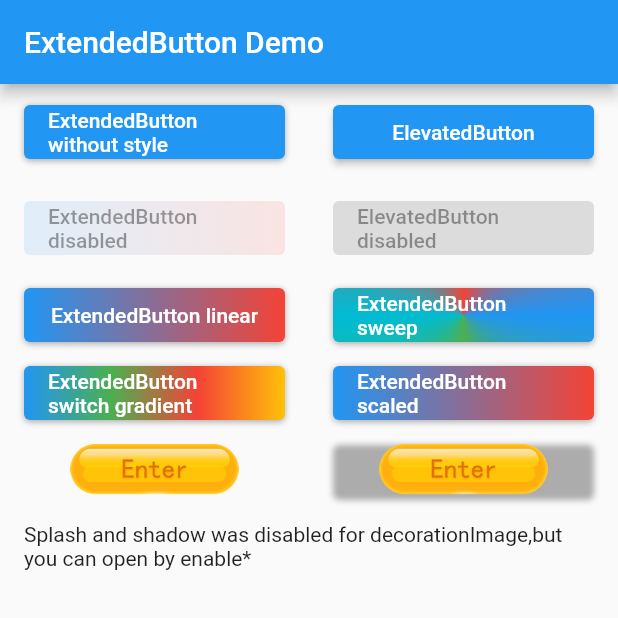
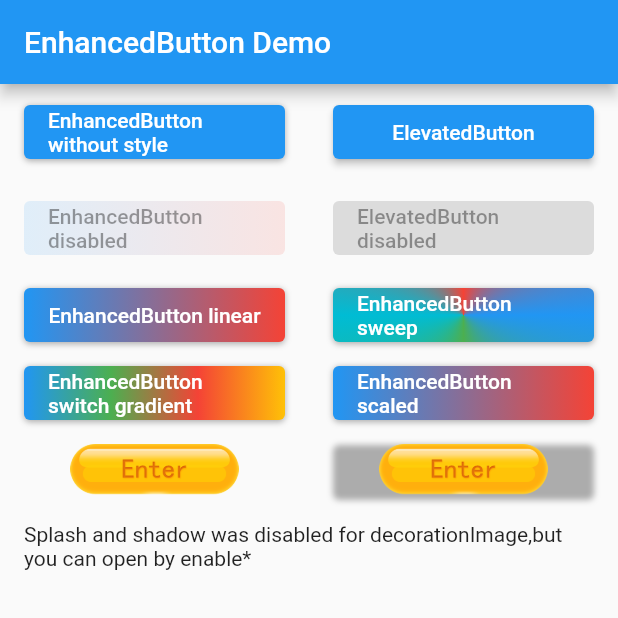
Before and after one commit to shirne/extended_button, a Flutter app: the screen it shows after launch, on a phone screen of 412 x 824 dp, the top half of it. Run offline on Flutter 3.47's test engine with Material 2 defaults, Android fonts, the phone set to English and light mode, and no system bars.

Commit message:
change name

```diff
--- a/example/lib/main.dart
+++ b/example/lib/main.dart
@@ -1,4 +1,4 @@
-import 'package:extended_button/extended_button.dart';
+import 'package:enhanced_button/enhanced_button.dart';
 import 'package:flutter/material.dart';
 
 void main() {
@@ -11,7 +11,7 @@ class MyApp extends StatelessWidget {
   @override
   Widget build(BuildContext context) {
     return MaterialApp(
-      title: 'ExtendedButton Demo',
+      title: 'EnhancedButton Demo',
       theme: ThemeData(
         primarySwatch: Colors.blue,
         visualDensity: VisualDensity.standard,
@@ -28,7 +28,7 @@ class ButtonDemoPage extends StatelessWidget {
   Widget build(BuildContext context) {
     return Scaffold(
       appBar: AppBar(
-        title: const Text('ExtendedButton Demo'),
+        title: const Text('EnhancedButton Demo'),
       ),
       body: Column(
         children: [
@@ -38,9 +38,9 @@ class ButtonDemoPage extends StatelessWidget {
                 child: Padding(
                   padding:
                       const EdgeInsets.symmetric(horizontal: 16, vertical: 8),
-                  child: ExtendedButton(
+                  child: EnhancedButton(
                     onPressed: () {},
-                    child: const Text('ExtendedButton without style'),
+                    child: const Text('EnhancedButton without style'),
                   ),
                 ),
               ),
@@ -62,13 +62,13 @@ class ButtonDemoPage extends StatelessWidget {
                 child: Padding(
                   padding:
                       const EdgeInsets.symmetric(horizontal: 16, vertical: 8),
-                  child: ExtendedButton(
+                  child: EnhancedButton(
                     onPressed: null,
-                    extendedStyle: ExtendedButtonStyle(
+                    enhancedStyle: EnhancedButtonStyle(
                       gradient: MaterialStateProperty.all(const LinearGradient(
                           colors: [Colors.blue, Colors.red])),
                     ),
-                    child: const Text('ExtendedButton disabled'),
+                    child: const Text('EnhancedButton disabled'),
                   ),
                 ),
               ),
@@ -89,13 +89,13 @@ class ButtonDemoPage extends StatelessWidget {
                 child: Padding(
                   padding:
                       const EdgeInsets.symmetric(horizontal: 16, vertical: 8),
-                  child: ExtendedButton(
+                  child: EnhancedButton(
                     onPressed: () {},
-                    extendedStyle: ExtendedButtonStyle(
+                    enhancedStyle: EnhancedButtonStyle(
                       gradient: MaterialStateProperty.all(const LinearGradient(
                           colors: [Colors.blue, Colors.red])),
                     ),
-                    child: const Text('ExtendedButton linear'),
+                    child: const Text('EnhancedButton linear'),
                   ),
                 ),
               ),
@@ -103,9 +103,9 @@ class ButtonDemoPage extends StatelessWidget {
                 child: Padding(
                   padding:
                       const EdgeInsets.symmetric(horizontal: 16, vertical: 8),
-                  child: ExtendedButton(
+                  child: EnhancedButton(
                     onPressed: () {},
-                    extendedStyle: ExtendedButtonStyle(
+                    enhancedStyle: EnhancedButtonStyle(
                       gradient: MaterialStateProperty.all(
                         const SweepGradient(
                           colors: [
@@ -118,7 +118,7 @@ class ButtonDemoPage extends StatelessWidget {
                         ),
                       ),
                     ),
-                    child: const Text('ExtendedButton sweep'),
+                    child: const Text('EnhancedButton sweep'),
                   ),
                 ),
               ),
@@ -130,9 +130,9 @@ class ButtonDemoPage extends StatelessWidget {
                 child: Padding(
                   padding:
                       const EdgeInsets.symmetric(horizontal: 16, vertical: 8),
-                  child: ExtendedButton(
+                  child: EnhancedButton(
                     onPressed: () {},
-                    extendedStyle: ExtendedButtonStyle(
+                    enhancedStyle: EnhancedButtonStyle(
                       gradient: MaterialStateProperty.resolveWith(
                         (state) {
                           if (state.contains(MaterialState.pressed)) {
@@ -159,7 +159,7 @@ class ButtonDemoPage extends StatelessWidget {
                         const Duration(milliseconds: 1000),
                       ),
                     ),
-                    child: const Text('ExtendedButton switch gradient'),
+                    child: const Text('EnhancedButton switch gradient'),
                   ),
                 ),
               ),
@@ -167,9 +167,9 @@ class ButtonDemoPage extends StatelessWidget {
                 child: Padding(
                   padding:
                       const EdgeInsets.symmetric(horizontal: 16, vertical: 8),
-                  child: ExtendedButton(
+                  child: EnhancedButton(
                     onPressed: () {},
-                    extendedStyle: ExtendedButtonStyle(
+                    enhancedStyle: EnhancedButtonStyle(
                       gradient: MaterialStateProperty.all(
                         const LinearGradient(
                           colors: [
@@ -197,7 +197,7 @@ class ButtonDemoPage extends StatelessWidget {
                         return Curves.bounceOut;
                       }),
                     ),
-                    child: const Text('ExtendedButton scaled'),
+                    child: const Text('EnhancedButton scaled'),
                   ),
                 ),
               ),
@@ -209,9 +209,9 @@ class ButtonDemoPage extends StatelessWidget {
                 child: Padding(
                   padding:
                       const EdgeInsets.symmetric(horizontal: 16, vertical: 8),
-                  child: ExtendedButton(
+                  child: EnhancedButton(
                     onPressed: () {},
-                    extendedStyle: ExtendedButtonStyle(
+                    enhancedStyle: EnhancedButtonStyle(
                       image: MaterialStateProperty.all(
                         const DecorationImage(
                           image: AssetImage(
@@ -228,9 +228,9 @@ class ButtonDemoPage extends StatelessWidget {
                 child: Padding(
                   padding:
                       const EdgeInsets.symmetric(horizontal: 16, vertical: 8),
-                  child: ExtendedButton(
+                  child: EnhancedButton(
                     onPressed: () {},
-                    extendedStyle: ExtendedButtonStyle(
+                    enhancedStyle: EnhancedButtonStyle(
                       image: MaterialStateProperty.all(
                         const DecorationImage(
                           image: AssetImage(
--- a/example/pubspec.yaml
+++ b/example/pubspec.yaml
@@ -36,7 +36,7 @@ dependencies:
   # The following adds the Cupertino Icons font to your application.
   # Use with the CupertinoIcons class for iOS style icons.
   cupertino_icons: ^1.0.2
-  extended_button:
+  enhanced_button:
     path: ../
 
 dev_dependencies:
--- a/lib/extended_button.dart
+++ b/lib/enhanced_button.dart
@@ -1,4 +1,4 @@
-library extended_button;
+library enhanced_button;
 
 export 'src/style.dart';
 export 'src/button.dart';
--- a/lib/src/button.dart
+++ b/lib/src/button.dart
@@ -14,8 +14,8 @@ class _NullButton extends ElevatedButton {
 
 /// A wrapper of [ElevatedButton] to support
 /// gradient background and transform and image background.
-class ExtendedButton extends StatelessWidget {
-  ExtendedButton({
+class EnhancedButton extends StatelessWidget {
+  EnhancedButton({
     Key? key,
     required this.onPressed,
     this.onLongPress,
@@ -26,7 +26,7 @@ class ExtendedButton extends StatelessWidget {
     this.autofocus = false,
     this.clipBehavior = Clip.none,
     MaterialStatesController? statesController,
-    ExtendedButtonStyle? extendedStyle,
+    EnhancedButtonStyle? enhancedStyle,
     this.width,
     this.height,
     required this.child,
@@ -34,7 +34,7 @@ class ExtendedButton extends StatelessWidget {
             MaterialStatesController({
               if (onPressed == null) MaterialState.disabled,
             }),
-        extendedStyle = extendedStyle ?? ExtendedButtonStyle(),
+        extendedStyle = enhancedStyle ?? EnhancedButtonStyle(),
         super(key: key);
 
   /// button width
@@ -75,7 +75,7 @@ class ExtendedButton extends StatelessWidget {
   final Widget? child;
 
   /// style for ExtendedButton
-  final ExtendedButtonStyle extendedStyle;
+  final EnhancedButtonStyle extendedStyle;
 
   /// Make an gradient from theme
   static MaterialStateProperty<Gradient> fromTheme(ThemeData theme) {
--- a/lib/src/style.dart
+++ b/lib/src/style.dart
@@ -1,7 +1,7 @@
 import 'package:flutter/material.dart';
 
 /// Extended style for [ExtendedButton]
-class ExtendedButtonStyle {
+class EnhancedButtonStyle {
   /// DecorationImage for button background
   final MaterialStateProperty<DecorationImage>? image;
 
@@ -26,7 +26,7 @@ class ExtendedButtonStyle {
   /// shadow was disabled when use image.
   final bool enableShadow;
 
-  ExtendedButtonStyle({
+  EnhancedButtonStyle({
     this.image,
     this.gradient,
     this.transform,
@@ -42,7 +42,7 @@ class ExtendedButtonStyle {
         enableSplash = enableSplash ?? image == null,
         enableShadow = enableShadow ?? image == null;
 
-  ExtendedButtonStyle copyWith({
+  EnhancedButtonStyle copyWith({
     MaterialStateProperty<DecorationImage>? image,
     MaterialStateProperty<Gradient>? gradient,
     MaterialStateProperty<Matrix4>? transform,
@@ -52,7 +52,7 @@ class ExtendedButtonStyle {
     bool? enableSplash,
     bool? enableShadow,
   }) {
-    return ExtendedButtonStyle(
+    return EnhancedButtonStyle(
       image: image ?? this.image,
       gradient: gradient ?? this.gradient,
       transform: transform ?? this.transform,
--- a/pubspec.yaml
+++ b/pubspec.yaml
@@ -1,7 +1,7 @@
-name: extended_button
+name: enhanced_button
 description: A wrapper of ElevatedButton to support gradient background and transform and image background.
 version: 0.0.1
-homepage:
+repository: https://github.com/shirne/extended_button
 
 environment:
   sdk: '>=2.17.0 <3.0.0'
```
Also changed, not shown: example/pubspec.lock, preview/enhanced_button.gif (renamed from preview/extended_button.gif), 5 other files.
